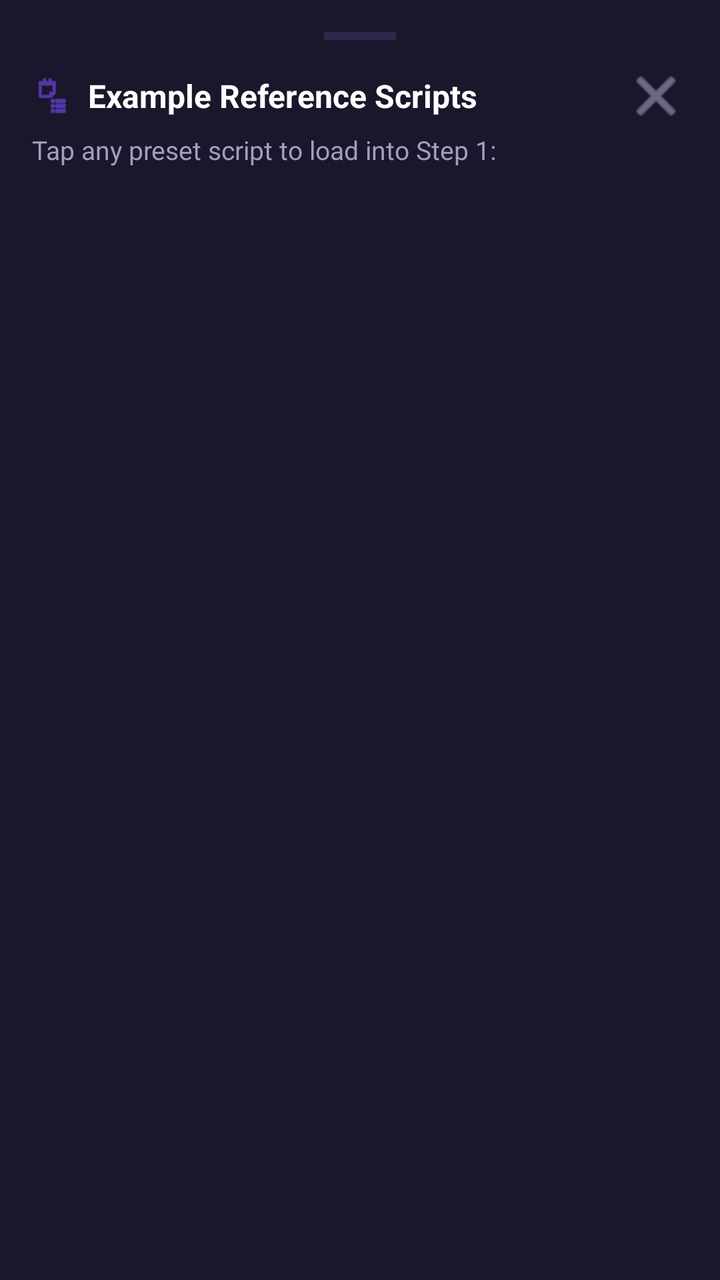
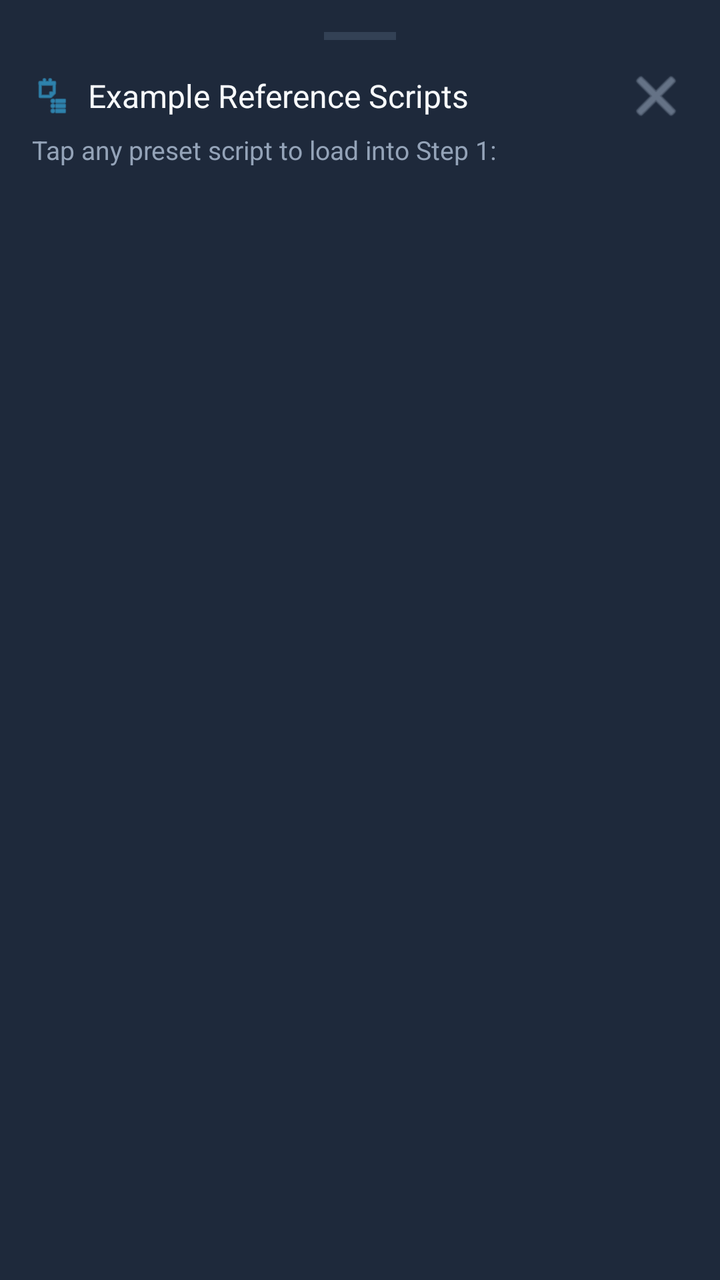

Screens rendered from an Android XML layout before and after an edit, with the pre-edit source and the edit as a unified diff.
<!-- AndroidManifest.xml: application theme Theme.IndicVoice -->
<!-- res/layout/bottom_sheet_example_scripts.xml -->
<?xml version="1.0" encoding="utf-8"?>
<LinearLayout xmlns:android="http://schemas.android.com/apk/res/android"
    xmlns:app="http://schemas.android.com/apk/res-auto"
    android:layout_width="match_parent"
    android:layout_height="wrap_content"
    android:background="@color/card_dark"
    android:orientation="vertical"
    android:padding="16dp">

    
    <View
        android:layout_width="36dp"
        android:layout_height="4dp"
        android:layout_gravity="center_horizontal"
        android:layout_marginBottom="12dp"
        android:background="@color/card_stroke" />

    
    <LinearLayout
        android:layout_width="match_parent"
        android:layout_height="wrap_content"
        android:gravity="center_vertical"
        android:orientation="horizontal">

        <ImageView
            android:layout_width="20dp"
            android:layout_height="20dp"
            android:src="@android:drawable/ic_menu_agenda"
            app:tint="@color/primary" />

        <TextView
            android:layout_width="0dp"
            android:layout_height="wrap_content"
            android:layout_marginStart="8dp"
            android:layout_weight="1"
            android:text="Example Reference Scripts"
            android:textColor="@color/text_primary"
            android:textSize="16sp"
            android:textStyle="bold" />

        <ImageButton
            android:id="@+id/btnCloseScripts"
            android:layout_width="32dp"
            android:layout_height="32dp"
            android:background="?attr/selectableItemBackgroundBorderless"
            android:src="@android:drawable/ic_menu_close_clear_cancel"
            app:tint="@color/text_secondary" />
    </LinearLayout>

    <TextView
        android:layout_width="match_parent"
        android:layout_height="wrap_content"
        android:layout_marginTop="2dp"
        android:layout_marginBottom="12dp"
        android:text="Tap any preset script to load into Step 1:"
        android:textColor="@color/text_secondary"
        android:textSize="13sp" />

    <androidx.recyclerview.widget.RecyclerView
        android:id="@+id/rvExampleScripts"
        android:layout_width="match_parent"
        android:layout_height="wrap_content"
        android:nestedScrollingEnabled="false" />

</LinearLayout>
<!-- resources referenced by this layout -->
<resources>
  <color name="card_dark">#1A162B</color>
  <color name="card_stroke">#2E274D</color>
  <color name="primary">#7C4DFF</color>
  <color name="text_primary">#FFFFFF</color>
  <color name="text_secondary">#A59DBF</color>
  <style name="Theme.IndicVoice" parent="Theme.Material3.DayNight.NoActionBar">
          <item name="colorPrimary">@color/primary</item>
          <item name="colorPrimaryInverse">@color/primary_variant</item>
          <item name="colorSecondary">@color/secondary</item>
          <item name="android:statusBarColor">@color/background_dark</item>
          <item name="android:windowBackground">@color/background_dark</item>
          <item name="colorSurface">@color/card_dark</item>
          <item name="colorOnSurface">@color/text_primary</item>
      </style>
  <color name="primary_variant">#651FFF</color>
  <color name="secondary">#00E5FF</color>
  <color name="background_dark">#121212</color>
</resources>

<!-- the commit's change to res/layout/bottom_sheet_example_scripts.xml (unified diff, before → after) -->
@@ -26,17 +26,17 @@
             android:layout_width="20dp"
             android:layout_height="20dp"
             android:src="@android:drawable/ic_menu_agenda"
-            app:tint="@color/primary" />
+            app:tint="@color/secondary" />
 
         <TextView
             android:layout_width="0dp"
             android:layout_height="wrap_content"
             android:layout_marginStart="8dp"
             android:layout_weight="1"
+            android:fontFamily="sans-serif-bold"
             android:text="Example Reference Scripts"
             android:textColor="@color/text_primary"
-            android:textSize="16sp"
-            android:textStyle="bold" />
+            android:textSize="16sp" />
 
         <ImageButton
             android:id="@+id/btnCloseScripts"
<!-- resource entries referenced after the edit -->
@@ -1,21 +1,26 @@
 <!-- resources referenced by this layout -->
 <resources>
-  <color name="card_dark">#1A162B</color>
-  <color name="card_stroke">#2E274D</color>
-  <color name="primary">#7C4DFF</color>
-  <color name="text_primary">#FFFFFF</color>
-  <color name="text_secondary">#A59DBF</color>
+  <color name="card_dark">#1E293B</color>
+  <color name="card_stroke">#334155</color>
+  <color name="primary">#2563EB</color>
+  <color name="text_primary">#F8FAFC</color>
+  <color name="text_secondary">#94A3B8</color>
   <style name="Theme.IndicVoice" parent="Theme.Material3.DayNight.NoActionBar">
           <item name="colorPrimary">@color/primary</item>
           <item name="colorPrimaryInverse">@color/primary_variant</item>
           <item name="colorSecondary">@color/secondary</item>
           <item name="android:statusBarColor">@color/background_dark</item>
+          <item name="android:navigationBarColor">@color/background_dark</item>
           <item name="android:windowBackground">@color/background_dark</item>
           <item name="colorSurface">@color/card_dark</item>
           <item name="colorOnSurface">@color/text_primary</item>
+          <item name="colorSurfaceVariant">@color/surface_dark</item>
+          <item name="colorOnSurfaceVariant">@color/text_secondary</item>
+          <item name="colorOutline">@color/card_stroke</item>
       </style>
-  <color name="primary_variant">#651FFF</color>
-  <color name="secondary">#00E5FF</color>
-  <color name="background_dark">#121212</color>
+  <color name="primary_variant">#1D4ED8</color>
+  <color name="secondary">#38BDF8</color>
+  <color name="background_dark">#0F1729</color>
+  <color name="surface_dark">#151E30</color>
 </resources>
 
